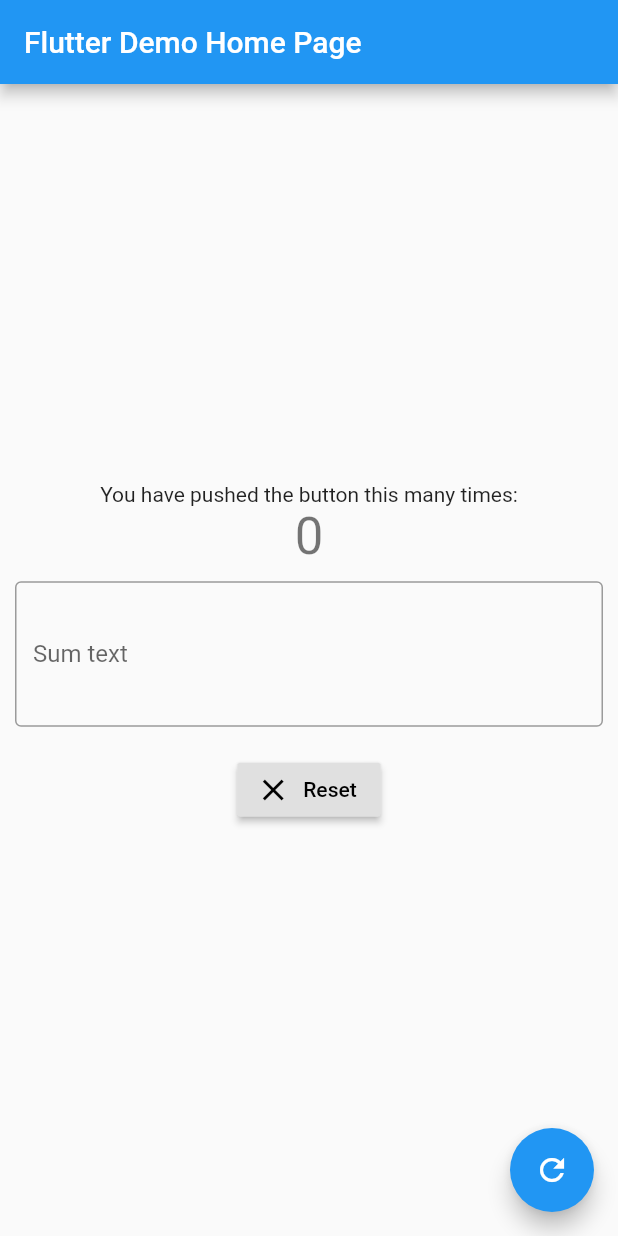
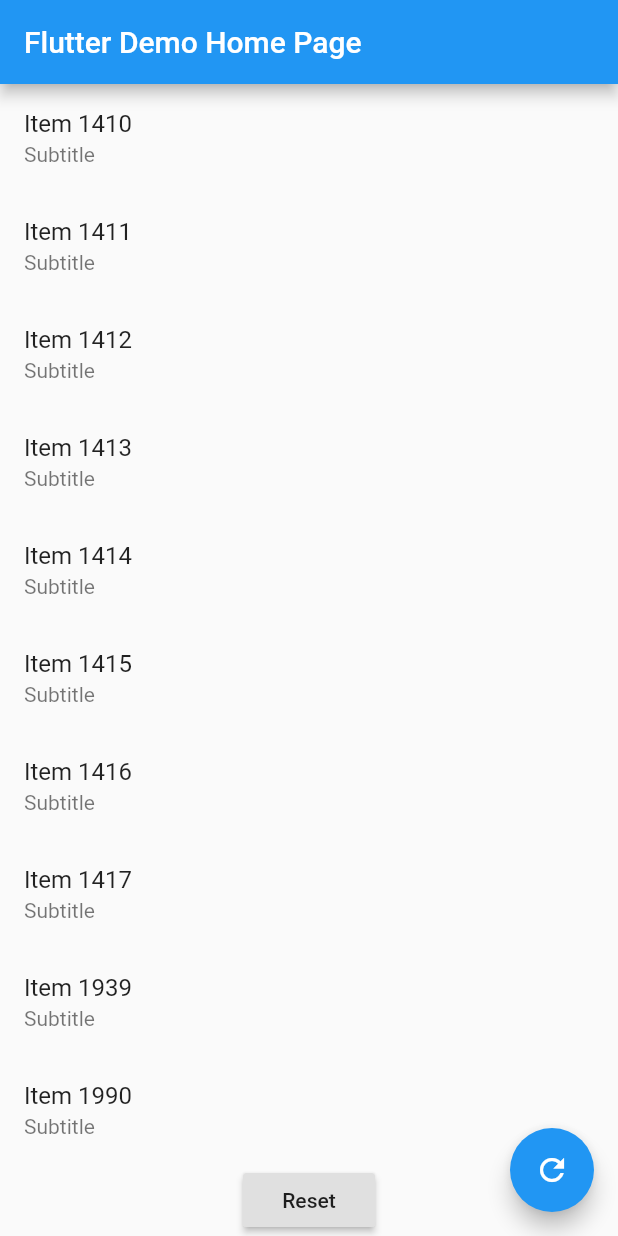
Before and after one commit to PawelRaciborski/rss_reader, a Flutter app: the screen it shows after launch, on a phone screen of 412 x 824 dp. Run offline on Flutter 3.47's test engine with Material 2 defaults, Android fonts, the phone set to English and light mode, and no system bars.

Commit message:
Dirty changes

```diff
--- a/lib/model/usecases.dart
+++ b/lib/model/usecases.dart
@@ -9,6 +9,13 @@ class GetDatesSizeUsecase extends BaseUsecase<int> {
 
   @override
   Future<int> execute() => repository.databaseSize;
+}
+
+class GetDatesUsecase extends BaseUsecase<List<int>> {
+  final repository = DatesRepository();
+
+  @override
+  Future<List<int>> execute() => repository.allDates;
 }
 
 class GetSelectedDateUsecase extends BaseUsecase<int> {
--- a/lib/view/home_page.dart
+++ b/lib/view/home_page.dart
@@ -1,4 +1,5 @@
 import 'package:flutter/material.dart';
+import 'package:rss_reader/view/posts_list.dart';
 import 'package:rss_reader/viewmodel/home_page_view_model.dart';
 
 class HomePage extends StatefulWidget {
@@ -26,52 +27,7 @@ class _HomePageState extends State<HomePage> {
       appBar: new AppBar(
         title: new Text(widget.title),
       ),
-      body: SafeArea(
-        top: false,
-        bottom: false,
-        child: new Center(
-          child: new Column(
-            mainAxisAlignment: MainAxisAlignment.center,
-            children: <Widget>[
-              const Text(
-                'You have pushed the button this many times:',
-              ),
-              StreamBuilder<int>(
-                stream: _viewModel.counterValue,
-                builder: (context, snapshot) {
-                  return Text(
-                    '${snapshot.data ?? 0}',
-                    style: Theme.of(context).textTheme.display1,
-                  );
-                },
-              ),
-              Padding(
-                child: TextFormField(
-                  decoration: const InputDecoration(
-                    border: OutlineInputBorder(),
-                    hintText: 'What\'s up, mate?',
-                    labelText: 'Sum text',
-                  ),
-                  maxLines: 3,
-                ),
-                padding: EdgeInsets.all(10.0),
-              ),
-              ButtonBar(
-                alignment: MainAxisAlignment.center,
-                children: <Widget>[
-                  RaisedButton.icon(
-                    icon: const Icon(Icons.clear),
-                    label: const Text("Reset"),
-                    onPressed: () {
-                      _reset();
-                    },
-                  ),
-                ],
-              ),
-            ],
-          ),
-        ),
-      ),
+      body: _getBody(),
       floatingActionButton: new FloatingActionButton(
         onPressed: _incrementCounter,
         tooltip: 'Increment',
@@ -79,4 +35,26 @@ class _HomePageState extends State<HomePage> {
       ),
     );
   }
+
+  Widget _getBody() {
+    return Column(
+      children: <Widget>[_getList(), _getTopButtons()],
+    );
+  }
+
+  Flexible _getList() => Flexible(
+        child: StreamBuilder<List<int>>(
+          stream: _viewModel.datesList,
+          builder: (context, snapshot) {
+            return PostsList(snapshot.data ?? []);
+          },
+        ),
+      );
+
+  Widget _getTopButtons() {
+    return RaisedButton(
+      onPressed: _reset,
+      child: Text("Reset"),
+    );
+  }
 }
--- /dev/null
+++ b/lib/view/posts_list.dart
@@ -0,0 +1,21 @@
+import 'package:flutter/material.dart';
+import 'package:flutter/widgets.dart';
+
+class PostsList extends StatelessWidget {
+  final List<int> itemsList;
+
+  const PostsList(this.itemsList);
+  @override
+  Widget build(BuildContext context) => ListView(
+    children: buildTiles(),
+  );
+
+  Widget buildTile(int item) => ListTile(
+        title: Text("Item $item"),
+        subtitle: Text("Subtitle"),
+      );
+
+  List<Widget> buildTiles() {
+    return itemsList.map((item) => buildTile(item)).toList();
+  }
+}
--- a/pubspec.yaml
+++ b/pubspec.yaml
@@ -10,7 +10,7 @@ description: Test futter application
 version: 1.0.0+1
 
 environment:
-  sdk: ">=2.0.0-dev.68.0 <3.0.0"
+  sdk: ">=2.1.0 <3.0.0"
 
 dependencies:
   flutter:
```
Also changed, not shown: lib/model/dates_repository.dart (+7 -2 lines), lib/viewmodel/home_page_view_model.dart (+25 -9 lines).
